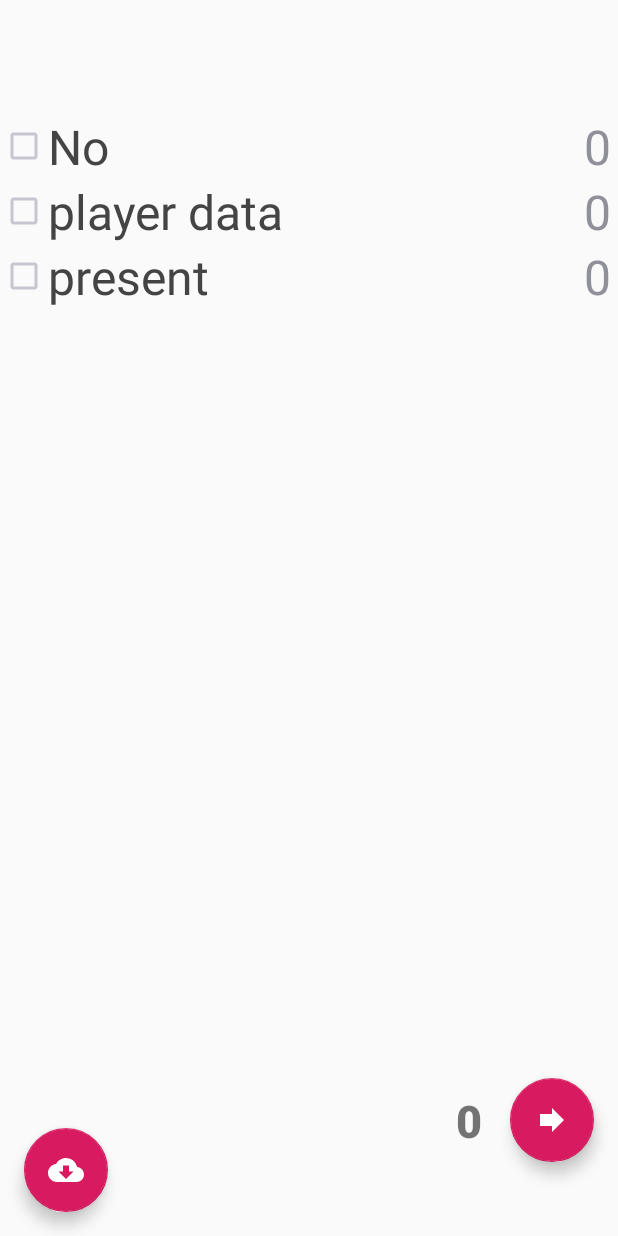
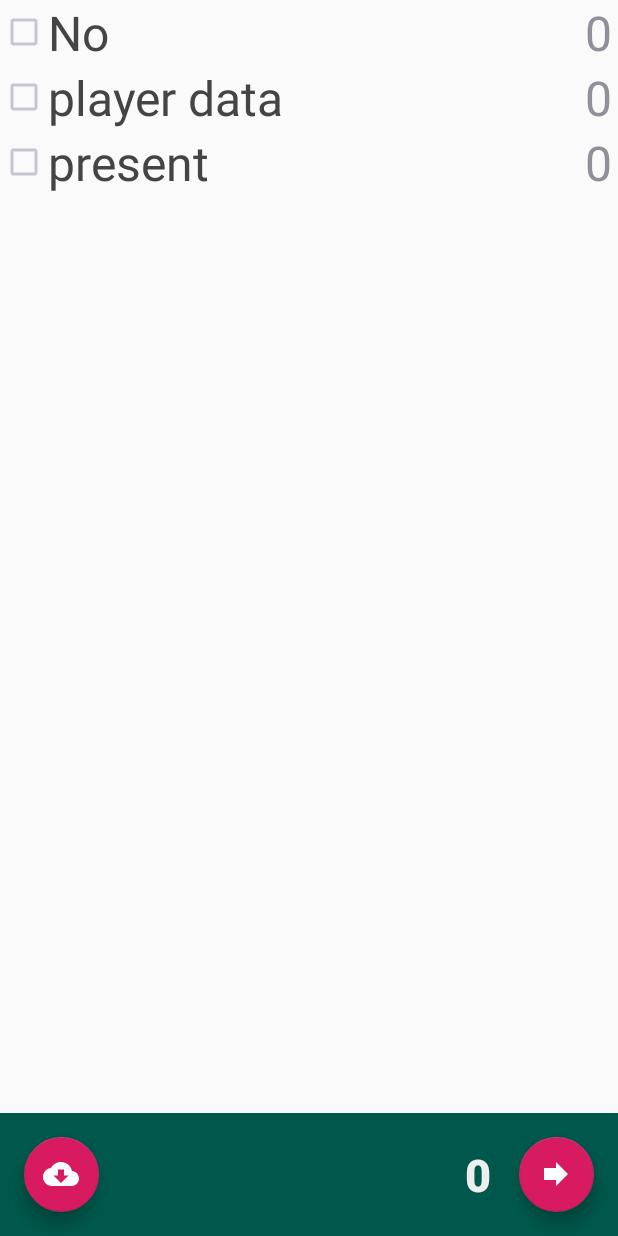
Before and after one commit to Hyphen-ated/CubeByes, an Android app: the screen it shows after launch (MainActivity), on a phone screen of 412 x 824 dp. Run offline under Robolectric (Android 15) with nearby library versions, the phone set to English and light mode, and no system bars.

Commit message:
fix layout to be flexible and correct

```diff
--- a/app/src/main/java/io/github/hyphenated/cubebyes/ByesActivity.java
+++ b/app/src/main/java/io/github/hyphenated/cubebyes/ByesActivity.java
@@ -26,7 +26,7 @@ import java.util.TreeMap;
 public class ByesActivity extends AppCompatActivity {
 
     private HashSet<String> selectedPlayers = new HashSet<>();
-    private TreeMap<String, Integer> playerAffinities = new TreeMap<>();
+    private TreeMap<String, Integer> playerAffinities = new TreeMap<>(String.CASE_INSENSITIVE_ORDER);
     private List<CheckBox> boxes = new ArrayList<>();
     private static final Random rand = new Random();
     public static final int r1EligibleCount = 4;
--- a/app/src/main/res/layout/activity_main.xml
+++ b/app/src/main/res/layout/activity_main.xml
@@ -1,60 +1,65 @@
 <?xml version="1.0" encoding="utf-8"?>
+
 <android.support.constraint.ConstraintLayout xmlns:android="http://schemas.android.com/apk/res/android"
                                              xmlns:app="http://schemas.android.com/apk/res-auto"
                                              xmlns:tools="http://schemas.android.com/tools"
                                              android:id="@+id/coordinatorLayout"
                                              android:layout_width="match_parent"
                                              android:layout_height="match_parent"
+                                             android:fitsSystemWindows="true"
                                              tools:context=".MainActivity">
+
 
     <ScrollView
             android:id="@+id/scrollView"
-        android:layout_width="411dp"
-        android:layout_height="597dp"
-        android:layout_marginTop="8dp"
-        android:layout_marginBottom="83dp"
+            android:layout_width="match_parent"
+            android:layout_height="0dp"
             android:scrollbarStyle="insideInset"
-        app:layout_constraintBottom_toBottomOf="parent"
-        app:layout_constraintTop_toTopOf="parent">
+            app:layout_constraintTop_toTopOf="parent" android:layout_marginBottom="8dp"
+            app:layout_constraintBottom_toTopOf="@+id/bottomRect">
 
         <LinearLayout
                 android:id="@+id/playerList"
                 android:layout_width="match_parent"
                 android:layout_height="wrap_content"
-            android:orientation="vertical"
-            tools:layout_editor_absoluteX="0dp"
-            tools:layout_editor_absoluteY="0dp">
+                android:orientation="vertical">
 
 
         </LinearLayout>
 
     </ScrollView>
 
+    <View
+            android:background="@color/colorPrimaryDark"
+            android:layout_width="match_parent"
+            android:layout_height="82dp"
+            android:id="@+id/bottomRect"
+            app:layout_constraintBottom_toBottomOf="parent"/>
+
     <android.support.design.widget.FloatingActionButton
             android:id="@+id/startCubeButton"
             android:layout_width="wrap_content"
-        android:layout_height="wrap_content"
-        android:layout_marginTop="11dp"
-        android:layout_marginEnd="16dp"
-        android:layout_marginRight="16dp"
-        android:layout_marginBottom="16dp"
+            android:layout_height="50dp"
+            app:fabCustomSize="50dp"
             android:src="@drawable/forward"
-        app:layout_constraintBottom_toBottomOf="parent"
+            app:layout_constraintBottom_toBottomOf="@+id/bottomRect"
             app:layout_constraintEnd_toEndOf="parent"
-        app:layout_constraintTop_toBottomOf="@+id/scrollView" />
+            android:layout_marginEnd="16dp" android:layout_marginRight="16dp"
+            app:layout_constraintTop_toTopOf="@+id/bottomRect"/>
 
     <android.support.design.widget.FloatingActionButton
             android:id="@+id/refreshButton"
             android:layout_width="wrap_content"
-        android:layout_height="wrap_content"
+            android:layout_height="50dp"
+            app:fabCustomSize="50dp"
             android:layout_marginStart="16dp"
             android:layout_marginLeft="16dp"
-        android:layout_marginBottom="16dp"
             android:clickable="true"
             android:focusable="true"
             android:src="@drawable/cloud_down"
-        app:layout_constraintBottom_toBottomOf="parent"
-        app:layout_constraintStart_toStartOf="parent" />
+            app:layout_constraintBottom_toBottomOf="@+id/bottomRect"
+            app:layout_constraintStart_toStartOf="parent"
+            app:layout_constraintTop_toTopOf="@+id/bottomRect"/>
 
     <TextView
             android:id="@+id/playerCount"
@@ -63,6 +68,7 @@
             android:gravity="center"
             android:text="0"
             android:textSize="30sp"
+            android:textColor="#EEEEEE"
             app:fontFamily="sans-serif-black"
             app:layout_constraintEnd_toStartOf="@+id/startCubeButton"
             app:layout_constraintTop_toTopOf="@+id/startCubeButton"
```
Also changed, not shown: app/src/main/res/layout/activity_byes.xml (+14 -12 lines). Lines whose indentation alone changed are shown as unchanged.
